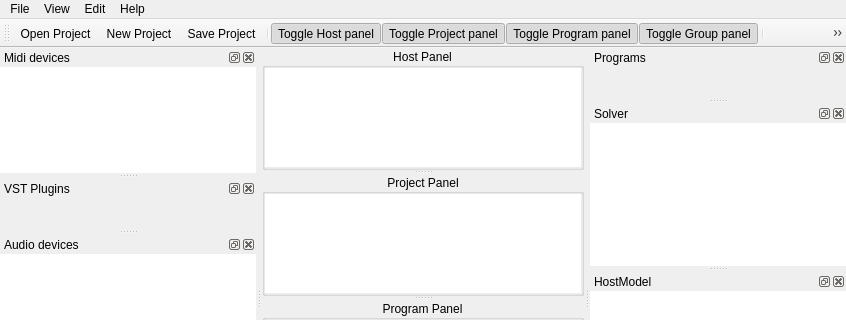
CtrlBrk/vstboard, file src/common/mainwindow.ui: the form before one commit; both pictures show x 0 to 846 and y 0 to 320 of the 846 by 570 pixel window.
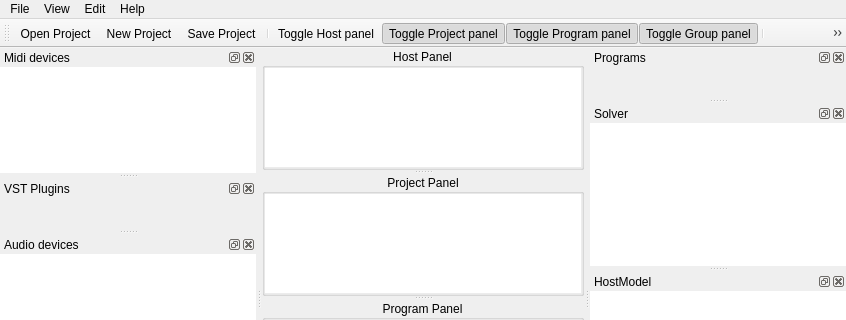
The form after the commit. Icons and pictures are not drawn. Custom widgets are drawn as their Qt base class.

```diff
--- a/src/common/mainwindow.ui
+++ b/src/common/mainwindow.ui
@@ -1136,7 +1136,7 @@
     <bool>true</bool>
    </property>
    <property name="checked">
-    <bool>true</bool>
+    <bool>false</bool>
    </property>
    <property name="icon">
     <iconset resource="../resources/resources.qrc">
```
Left out of the diff: 62 changed lines with no effect on the pictures.
